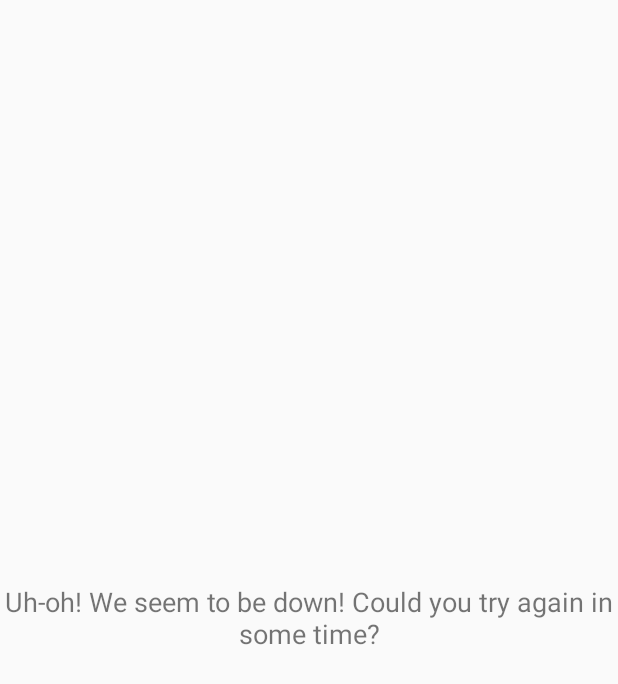
After one commit to ahishek/HChat, an Android app: the layout dialog_count.xml on its own in the app's theme, with its tools: preview values and no code run, on a phone screen of 412 x 824 dp. The commit adds this screen. Shown: the top 684 px of the screen. Run offline under Robolectric (Android 15) with nearby library versions, the phone set to English and light mode, and no system bars.

Commit message:
Count dialog added

```diff
--- /dev/null
+++ b/app/src/main/res/layout/dialog_count.xml
@@ -0,0 +1,17 @@
+<?xml version="1.0" encoding="utf-8"?>
+<LinearLayout xmlns:android="http://schemas.android.com/apk/res/android"
+              android:layout_width="wrap_content"
+              android:layout_height="match_parent"
+              android:orientation="vertical">
+
+    <TextView
+        android:id="@+id/dialog_error_tv"
+        android:layout_width="match_parent"
+        android:layout_height="wrap_content"
+        android:layout_gravity="center"
+        android:layout_weight="1"
+        android:gravity="center"
+        android:text="@string/error_view"
+        android:textSize="@dimen/font_size_18"/>
+
+</LinearLayout>
--- a/app/src/main/res/values/strings.xml
+++ b/app/src/main/res/values/strings.xml
@@ -6,4 +6,6 @@
     <string name="title_activity_chat">Your Chats</string>
     <string name="error_view">Uh-oh! We seem to be down! Could you try again in some time?</string>
     <string name="empty_chats">You don\'t seem to have any chats! Why don\'t you start?</string>
+    <string name="number_string_1">The number of messages sent by</string>
+    <string name="string_is">is</string>
 </resources>
```
Also changed, not shown: app/src/main/java/com/example/abhisheknair/hchat/ChatActivity.java (+48 -1 lines), app/src/main/java/com/example/abhisheknair/hchat/ChatListAdapter.java (+31 -28 lines).
